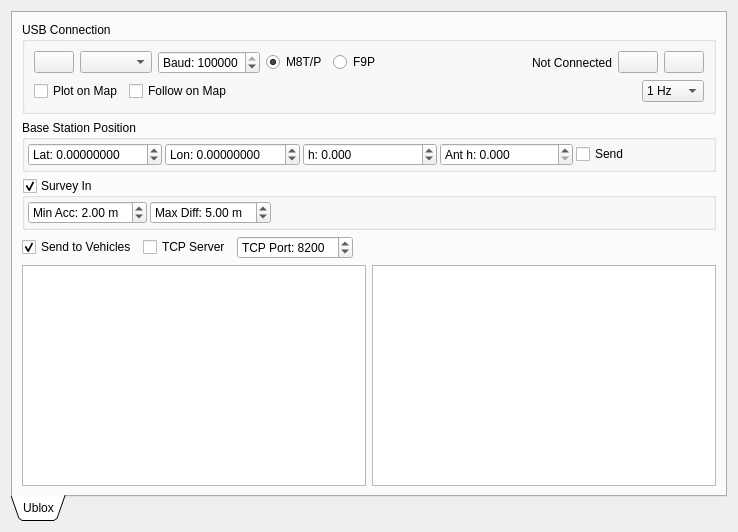
First picture: the form in Linux/RControlStation/basestation.ui, repository vedderb/rise_sdvp, before the edit.
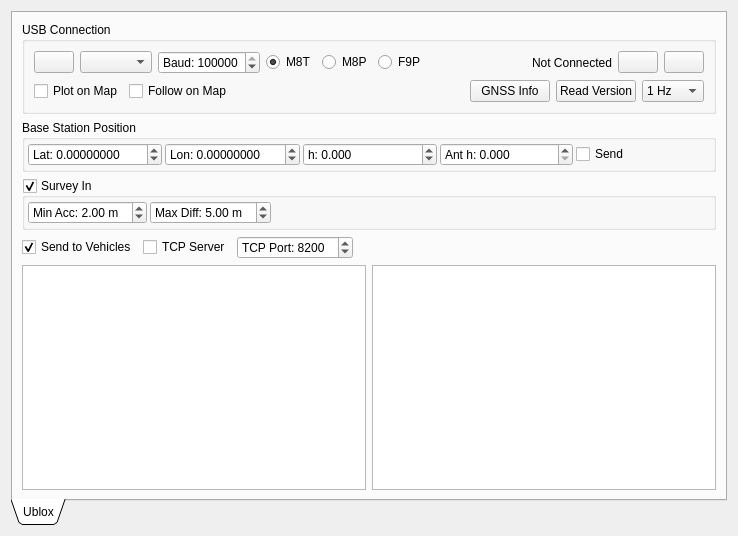
Second picture: the form after the edit. Icons and pictures are not drawn.

```diff
--- a/Linux/RControlStation/basestation.ui
+++ b/Linux/RControlStation/basestation.ui
@@ -7,7 +7,7 @@
     <x>0</x>
     <y>0</y>
     <width>738</width>
-    <height>532</height>
+    <height>536</height>
    </rect>
   </property>
   <property name="windowTitle">
@@ -81,13 +81,20 @@
             <item>
              <widget class="QRadioButton" name="m8Button">
               <property name="text">
-               <string>M8T/P</string>
+               <string>M8T</string>
               </property>
               <property name="checked">
                <bool>true</bool>
               </property>
              </widget>
             </item>
+            <item>
+             <widget class="QRadioButton" name="m8PButton">
+              <property name="text">
+               <string>M8P</string>
+              </property>
+             </widget>
+            </item>
             <item>
              <widget class="QRadioButton" name="f9Button">
               <property name="text">
@@ -174,6 +181,20 @@
               </property>
              </spacer>
             </item>
+            <item>
+             <widget class="QPushButton" name="gnssInfoButton">
+              <property name="text">
+               <string>GNSS Info</string>
+              </property>
+             </widget>
+            </item>
+            <item>
+             <widget class="QPushButton" name="readVersionButton">
+              <property name="text">
+               <string>Read Version</string>
+              </property>
+             </widget>
+            </item>
             <item>
              <widget class="QComboBox" name="rateBox">
               <item>
```
